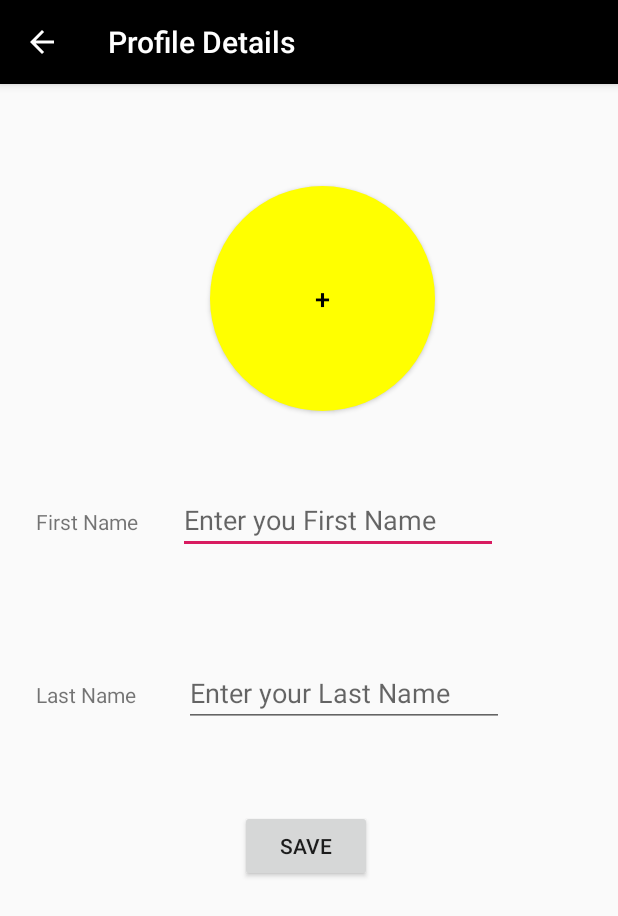
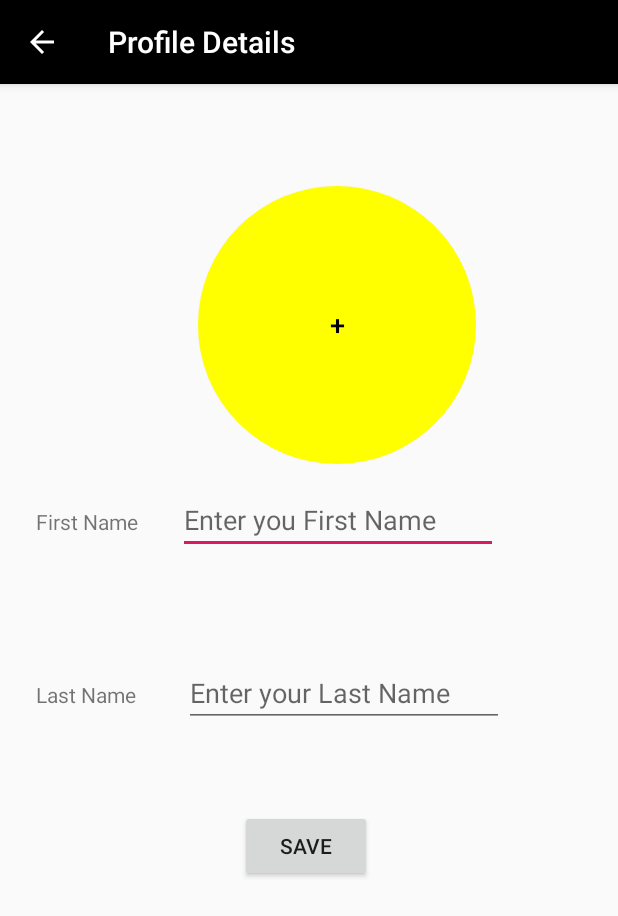
Before and after one commit to Nimitlambton/ServiceOnPassenger, an Android app: the ProfileDetails screen opened directly, with no data from a screen before it, on a phone screen of 412 x 824 dp. Shown: the top 916 px of the screen. Run offline under Robolectric (Android 15) with nearby library versions, the phone set to English and light mode, and no system bars.

```diff
--- a/app/src/main/java/com/lambtonserviceon/ProfileDetails.kt
+++ b/app/src/main/java/com/lambtonserviceon/ProfileDetails.kt
@@ -1,41 +1,78 @@
 package com.lambtonserviceon
 
+import android.Manifest
 import android.content.Intent
+import android.content.pm.PackageManager
+import android.graphics.Bitmap
 import androidx.appcompat.app.AppCompatActivity
 import android.os.Bundle
 import android.provider.MediaStore
+import android.view.View
 import android.widget.Button
+import android.widget.ImageView
 import android.widget.Toast
+import androidx.core.app.ActivityCompat
+import androidx.core.content.ContextCompat
 import kotlinx.android.synthetic.main.activity_payment.*
 
 class ProfileDetails : AppCompatActivity() {
 
     lateinit var button : Button
+    lateinit var imageView: ImageView
     override fun onCreate(savedInstanceState: Bundle?) {
         super.onCreate(savedInstanceState)
         setContentView(R.layout.activity_profile_details)
 
 
 
+
+
+       if (ContextCompat.checkSelfPermission(applicationContext, Manifest.permission.CAMERA)
+           == PackageManager.PERMISSION_DENIED)
+
+           ActivityCompat.requestPermissions(this, arrayOf(Manifest.permission.CAMERA), 1)
+
+
+        imageView = findViewById(R.id.Dispic)
+
+
+
+
+
         this.setupActionBarBtn()
 
          button = findViewById(R.id.dpBtn)
-
-
         button.setText("+");
 
 
         button.setOnClickListener {
 
+            val cameraIntent = Intent(MediaStore.ACTION_IMAGE_CAPTURE)
 
-            Toast.makeText(this, "Dummy", Toast.LENGTH_SHORT).show()
+           startActivityForResult(cameraIntent  , 1)
+
 
 
         }
 
 
+
+
     }
 
+    override fun onActivityResult(requestCode: Int, resultCode: Int, data: Intent?) {
+        super.onActivityResult(requestCode, resultCode, data)
+        if (requestCode == 1) {
+
+            Toast.makeText(applicationContext , "hellowowld" ,  Toast.LENGTH_LONG).show()
+            button.visibility = View.INVISIBLE
+
+            val photo: Bitmap = data?.extras?.get("data") as Bitmap
+            imageView.setImageBitmap(photo)
+
+
+        }
+    }
 
 
 
--- a/app/src/main/res/layout/activity_profile_details.xml
+++ b/app/src/main/res/layout/activity_profile_details.xml
@@ -9,9 +9,9 @@
 
     <Button
         android:id="@+id/dpBtn"
-        android:layout_width="150dp"
-        android:layout_height="150dp"
-        android:layout_marginStart="140dp"
+        android:layout_width="185dp"
+        android:layout_height="185dp"
+        android:layout_marginStart="132dp"
         android:layout_marginTop="68dp"
         android:background="@drawable/round_button"
         android:textAlignment="center"
@@ -73,4 +73,16 @@
         app:layout_constraintStart_toStartOf="parent"
         app:layout_constraintTop_toBottomOf="@+id/textView3" />
 
+    <ImageView
+        android:id="@+id/Dispic"
+        android:layout_width="167dp"
+        android:layout_height="151dp"
+        android:layout_marginStart="144dp"
+        android:layout_marginTop="88dp"
+        app:layout_constraintBottom_toTopOf="@+id/firstName"
+        app:layout_constraintStart_toStartOf="parent"
+        app:layout_constraintTop_toTopOf="parent"
+        app:layout_constraintVertical_bias="0.0"
+        tools:srcCompat="@tools:sample/avatars" />
+
 </androidx.constraintlayout.widget.ConstraintLayout>
```
Also changed, not shown: app/src/main/AndroidManifest.xml (+10 -1 lines), app/src/main/java/com/lambtonserviceon/MainActivity.kt (+15 -1 lines), app/src/main/java/com/lambtonserviceon/rideDetails.kt (added, +39 -0 lines), app/src/main/res/layout/activity_ride_details.xml (added, +9 -0 lines).
